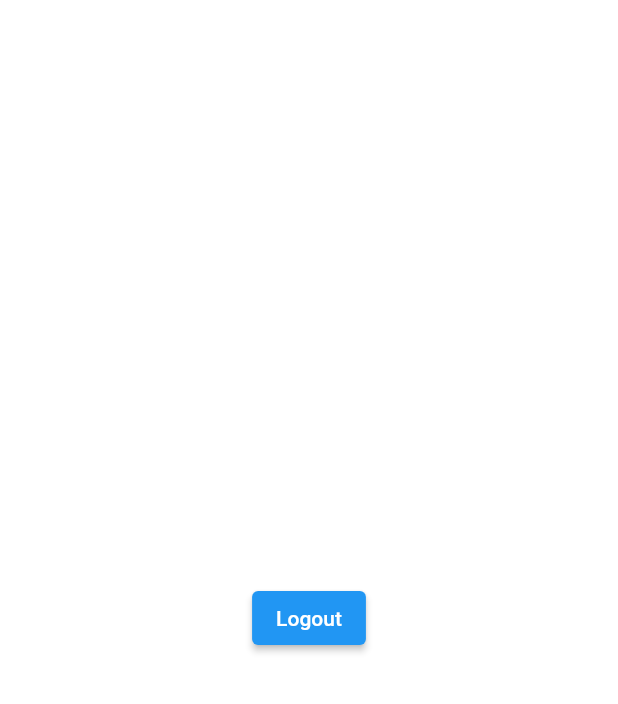
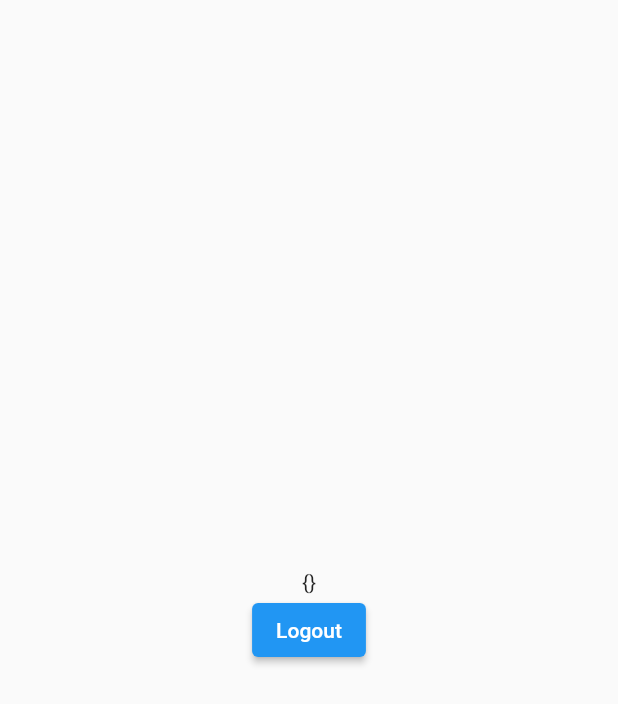
Before and after one commit to satyamurti/Bug-Tracker, a Flutter app: the screen it shows once a user with an empty profile is signed in, on a phone screen of 412 x 824 dp. Shown: the top 704 px of the screen. Run offline on Flutter 3.47's test engine with Material 2 defaults, Android fonts, the phone set to English and light mode, and no system bars; our stand-ins replace cloud_firestore, firebase_auth, firebase_core, flutter_riverpod, google_sign_in; accounts and stored records are empty; network calls fail.

Commit message:
fetch user doc in home page

```diff
--- a/lib/models/auth_model.dart
+++ b/lib/models/auth_model.dart
@@ -5,6 +5,7 @@ import 'package:google_sign_in/google_sign_in.dart';
 class Authentication {
   final FirebaseAuth _auth = FirebaseAuth.instance;
 
+  User? get currentUser => _auth.currentUser;
   Stream<User?> get authStateChange => _auth.authStateChanges();
 
   Future<void> signInWithEmailAndPassword(
--- a/lib/pages/auth_checker.dart
+++ b/lib/pages/auth_checker.dart
@@ -1,5 +1,4 @@
 import 'package:bug_tracker/pages/auth/login_page.dart';
-import 'package:bug_tracker/pages/auth/register_page.dart';
 import 'package:bug_tracker/pages/error_page.dart';
 import 'package:bug_tracker/pages/home/home_page.dart';
 import 'package:bug_tracker/pages/loading_page.dart';
@@ -16,7 +15,7 @@ class AuthChecker extends ConsumerWidget {
     return _authState.when(
       data: (data) {
         if (data != null) return const HomePage();
-        return const RegisterPage();
+        return const LoginPage();
       },
       loading: () => const LoadingPage(),
       error: (e, trace) => ErrorPage(
--- a/lib/pages/home/home_page.dart
+++ b/lib/pages/home/home_page.dart
@@ -1,39 +1,82 @@
+import 'package:bug_tracker/pages/error_page.dart';
 import 'package:bug_tracker/pages/home/widgets/nav_bar.dart';
+import 'package:bug_tracker/pages/loading_page.dart';
 import 'package:bug_tracker/providers/auth_provider.dart';
 import 'package:bug_tracker/providers/navigation_provider.dart';
+import 'package:cloud_firestore/cloud_firestore.dart';
 import 'package:flutter/material.dart';
 import 'package:flutter_riverpod/flutter_riverpod.dart';
 
-class HomePage extends StatelessWidget {
+class HomePage extends ConsumerStatefulWidget {
   const HomePage({Key? key}) : super(key: key);
 
   @override
-  Widget build(BuildContext context) {
-    // for testing auth
-    return logoutButton();
-    // final PageController controller = PageController();
-    // return Scaffold(
-    //     body: Row(children: [
-    //   Flexible(flex: 2, child: NavBar(controller: controller)),
-    //   Flexible(
-    //       flex: 8,
-    //       child: PageView(
-    //           pageSnapping: false,
-    //           scrollDirection: Axis.vertical,
-    //           controller: controller,
-    //           children: navScreens))
-    // ]));
+  ConsumerState<HomePage> createState() => _HomePageState();
+}
+
+class _HomePageState extends ConsumerState<HomePage> {
+  String get uid => ref.read(authenticationProvider).currentUser!.uid;
+
+  late FutureProvider<Map<String, dynamic>> userInfoProvider;
+
+  @override
+  void initState() {
+    super.initState();
+    userInfoProvider = FutureProvider((ref) async {
+      final doc =
+          await FirebaseFirestore.instance.collection('users').doc(uid).get();
+      return doc.data()!;
+    });
   }
 
-  Widget logoutButton() => Consumer(
-        builder: (context, ref, _) => Center(
-          child: ElevatedButton(
-            onPressed: () {
-              final auth = ref.watch(authenticationProvider);
-              auth.signOut();
-            },
-            child: const Text('Logout'),
+  @override
+  Widget build(BuildContext context) {
+    final PageController controller = PageController();
+    return Scaffold(
+      body: Consumer(builder: (context, ref, _) {
+        final asyncValue = ref.watch(userInfoProvider);
+        return asyncValue.map(
+          data: (data) => debugContent(data.value),
+          // data: (date) => content(controller),
+          loading: (_) => const LoadingPage(),
+          error: (error) => ErrorPage(
+            e: error.error,
+            trace: error.stackTrace,
           ),
+        );
+        // return ;
+      }),
+    );
+  }
+
+  Row content(PageController controller) => Row(
+        children: [
+          Flexible(flex: 2, child: NavBar(controller: controller)),
+          Flexible(
+            flex: 8,
+            child: PageView(
+              pageSnapping: false,
+              scrollDirection: Axis.vertical,
+              controller: controller,
+              children: navScreens,
+            ),
+          )
+        ],
+      );
+
+  Widget debugContent(Map<String, dynamic> userInfo) => Center(
+        child: Column(
+          mainAxisAlignment: MainAxisAlignment.center,
+          children: [
+            Text(userInfo.toString()),
+            ElevatedButton(
+              onPressed: () {
+                final auth = ref.watch(authenticationProvider);
+                auth.signOut();
+              },
+              child: const Text('Logout'),
+            ),
+          ],
         ),
       );
 }
```
